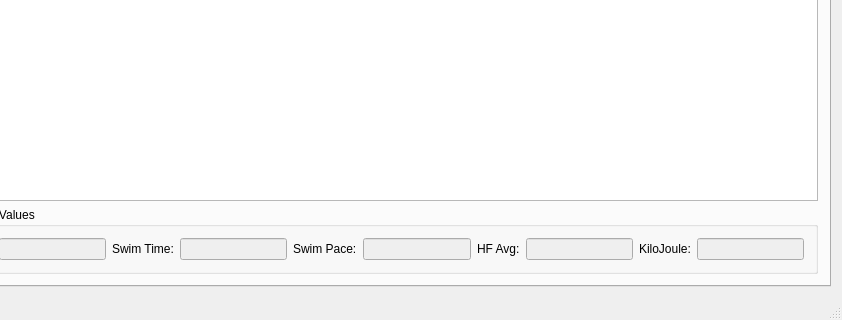
Qt form mainwindow.ui (Tria-Andy/WorkoutEditor) before a commit; both pictures show x 392 to 1234 and y 446 to 766 of the 1234 by 766 pixel window.
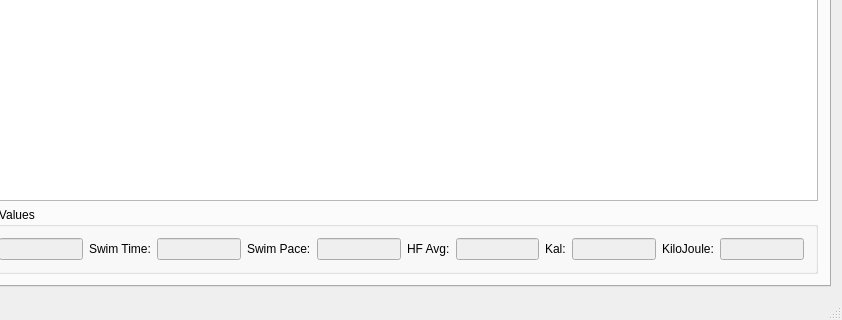
The same form after that commit. The open tabs and pages were chosen to show the change. Icons and pictures are not drawn.

What changed in the file:
```diff
--- a/mainwindow.ui
+++ b/mainwindow.ui
@@ -1222,6 +1222,20 @@
                  </property>
                 </widget>
                </item>
+               <item>
+                <widget class="QLabel" name="label_21">
+                 <property name="text">
+                  <string>Kal:</string>
+                 </property>
+                </widget>
+               </item>
+               <item>
+                <widget class="QLineEdit" name="lineEdit_kal">
+                 <property name="enabled">
+                  <bool>false</bool>
+                 </property>
+                </widget>
+               </item>
                <item>
                 <widget class="QLabel" name="label_14">
                  <property name="text">
```
